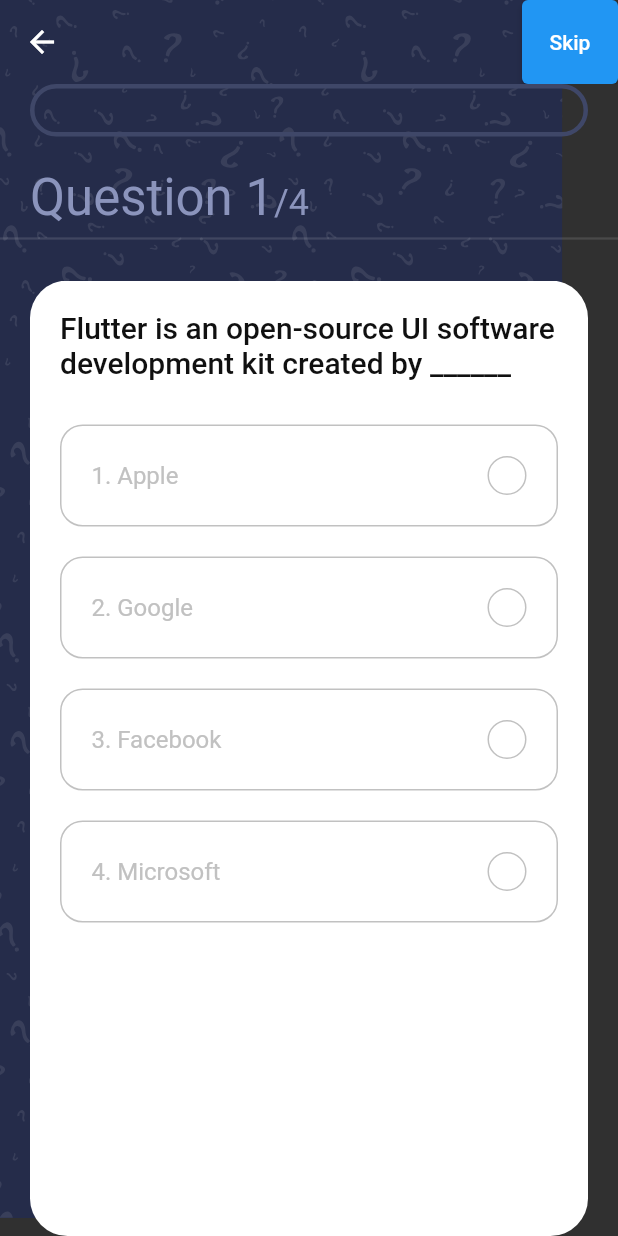
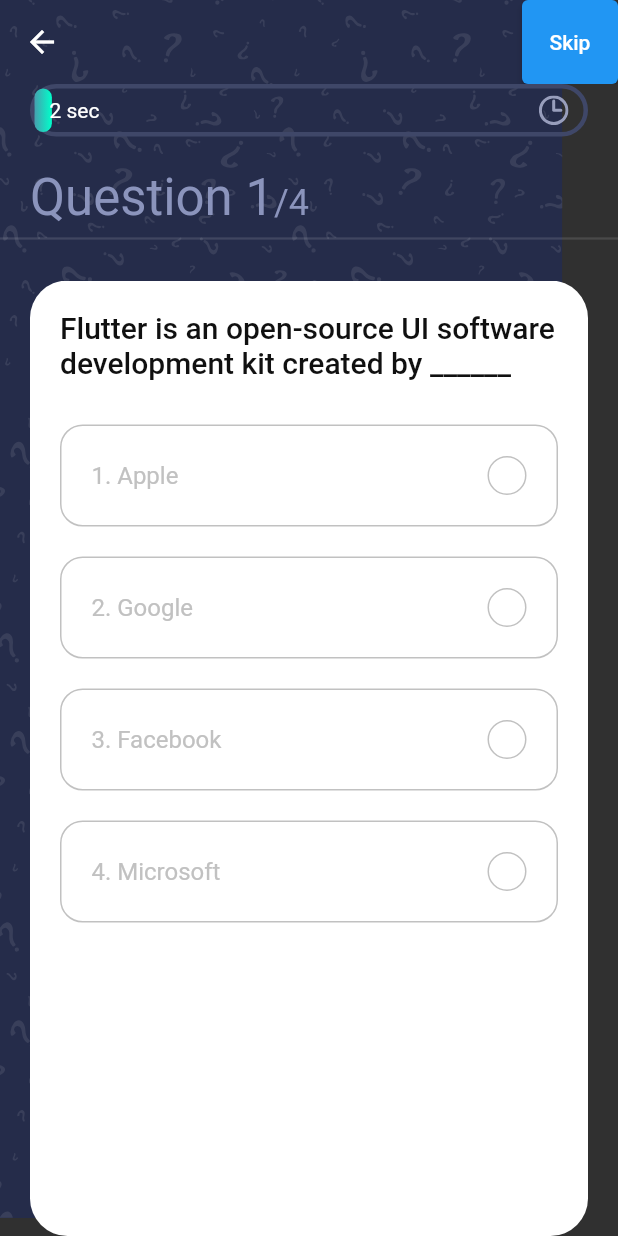
Before and after one commit to AbdXtreme2007/New_app_GetX, a Flutter app: the QuizScreen screen opened directly, on a phone screen of 412 x 824 dp. Run offline on Flutter 3.47's test engine with Material 2 defaults, Android fonts, the phone set to English and light mode, and no system bars; our stand-ins replace flutter_svg, get.

Commit message:
-m Rechanged all the code to default after failing to implement reverse timer on whole quiz

```diff
--- a/lib/progress_bar.dart
+++ b/lib/progress_bar.dart
@@ -1,9 +1,7 @@
 import 'package:flutter/material.dart';
 import 'package:get/get_state_manager/get_state_manager.dart';
-import 'package:get/get.dart';
-import 'questionController.dart';
+import './questionController.dart';
 import 'package:flutter_svg/svg.dart';
-import 'package:flutter/widgets.dart';
 
 import '../../../constants.dart';
 
@@ -14,8 +12,6 @@ class ProgressBar extends StatelessWidget {
 
   @override
   Widget build(BuildContext context) {
-    final questionController = Get.put(QuestionController());
-
     return Container(
       width: double.infinity,
       height: 35,
@@ -28,35 +24,35 @@ class ProgressBar extends StatelessWidget {
         builder: (controller) {
           return Stack(
             children: [
-                  if (questionController.timerController != null)
               // LayoutBuilder provide us the available space for the conatiner
               // constraints.maxWidth needed for our animation
-                    AnimatedBuilder(
-                      animation: questionController.timerController,
-                      builder: (context, child) {
-                        return Text(
-                          'Time remaining: ${(1.0 - questionController.timerController.value) * 60} seconds',
-                          style: TextStyle(fontSize: 20),
-                        );
-                        //    Positioned.fill(
-                        //    child: Padding(
-                        //    padding: const EdgeInsets.symmetric(
-                        //      horizontal: kDefaultPadding / 2),
-                        //  child: Row(
-                        //  mainAxisAlignment: MainAxisAlignment.spaceBetween,
-                        // children: [
-                        //  Text(
-                        //   'Time remaining: ${(1.0 - controller.animation.value) * 60} seconds',
-                        //  ),
-                        //  SvgPicture.asset("assets/icons/clock.svg"),
-                        // ],
-                        // ),
-                        // ),
-                        //    ),
-                      },
+              LayoutBuilder(
+                builder: (context, constraints) => Container(
+                  // from 0 to 1 it takes 60s
+                  width: constraints.maxWidth * controller.animation.value,
+                  decoration: BoxDecoration(
+                    gradient: kPrimaryGradient,
+                    borderRadius: BorderRadius.circular(50),
+                  ),
+                ),
+              ),
+              Positioned.fill(
+                child: Padding(
+                  padding: const EdgeInsets.symmetric(
+                      horizontal: kDefaultPadding / 2),
+                  child: Row(
+                    mainAxisAlignment: MainAxisAlignment.spaceBetween,
+                    children: [
+                      Text("${(controller.animation.value * 60).round()} sec"),
+                      SvgPicture.asset("assets/icons/clock.svg"),
+                    ],
+                  ),
+                ),
               ),
             ],
           );
-            }));
+        },
+      ),
+    );
   }
 }
```
Also changed, not shown: lib/questionController.dart (+20 -32 lines). Lines whose indentation alone changed are shown as unchanged.
